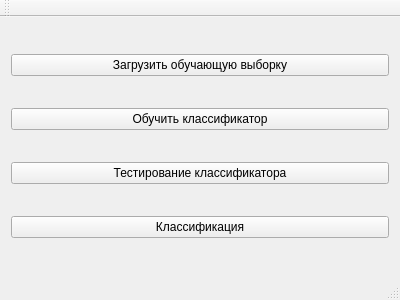
Old version of the form mainwindow.ui in the repository KoltsovAn/melanoma.
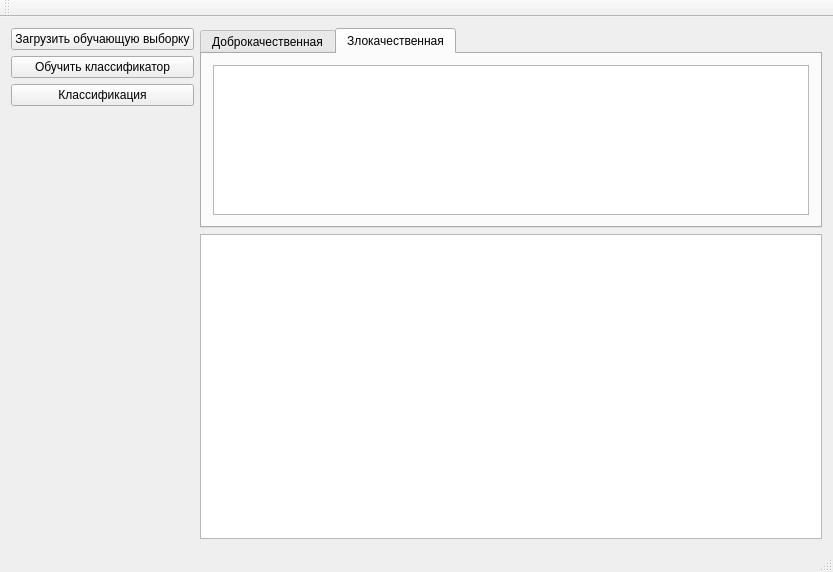
New version of the form. The open tabs and pages were chosen to show the change.

Diff of the .ui file:
```diff
--- a/mainwindow.ui
+++ b/mainwindow.ui
@@ -6,8 +6,8 @@
    <rect>
     <x>0</x>
     <y>0</y>
-    <width>400</width>
-    <height>300</height>
+    <width>833</width>
+    <height>572</height>
    </rect>
   </property>
   <property name="windowTitle">
@@ -15,33 +15,147 @@
   </property>
   <widget class="QWidget" name="centralWidget">
    <layout class="QGridLayout" name="gridLayout">
-    <item row="2" column="0">
-     <widget class="QPushButton" name="pushButton_3">
-      <property name="text">
-       <string>Тестирование классификатора</string>
+    <item row="0" column="1">
+     <widget class="QTabWidget" name="tabWidget">
+      <property name="minimumSize">
+       <size>
+        <width>0</width>
+        <height>200</height>
+       </size>
       </property>
-     </widget>
-    </item>
-    <item row="1" column="0">
-     <widget class="QPushButton" name="pushButton_2">
-      <property name="text">
-       <string>Обучить классификатор</string>
+      <property name="maximumSize">
+       <size>
+        <width>16777215</width>
+        <height>200</height>
+       </size>
       </property>
-     </widget>
-    </item>
-    <item row="0" column="0">
-     <widget class="QPushButton" name="pushButton">
-      <property name="text">
-       <string>Загрузить обучающую выборку</string>
+      <property name="currentIndex">
+       <number>0</number>
       </property>
+      <widget class="QWidget" name="tab">
+       <attribute name="title">
+        <string>Доброкачественная</string>
+       </attribute>
+       <layout class="QGridLayout" name="gridLayout_2">
+        <item row="0" column="0">
+         <widget class="QTableWidget" name="tableWidget">
+          <property name="minimumSize">
+           <size>
+            <width>0</width>
+            <height>150</height>
+           </size>
+          </property>
+          <property name="maximumSize">
+           <size>
+            <width>16777215</width>
+            <height>150</height>
+           </size>
+          </property>
+          <property name="editTriggers">
+           <set>QAbstractItemView::NoEditTriggers</set>
+          </property>
+          <attribute name="horizontalHeaderDefaultSectionSize">
+           <number>100</number>
+          </attribute>
+          <attribute name="verticalHeaderVisible">
+           <bool>false</bool>
+          </attribute>
+          <attribute name="verticalHeaderDefaultSectionSize">
+           <number>100</number>
+          </attribute>
+          <attribute name="verticalHeaderHighlightSections">
+           <bool>false</bool>
+          </attribute>
+         </widget>
+        </item>
+       </layout>
+      </widget>
+      <widget class="QWidget" name="tab_2">
+       <attribute name="title">
+        <string>Злокачественная</string>
+       </attribute>
+       <layout class="QGridLayout" name="gridLayout_3">
+        <item row="0" column="0">
+         <widget class="QTableWidget" name="tableWidget_2">
+          <property name="minimumSize">
+           <size>
+            <width>0</width>
+            <height>150</height>
+           </size>
+          </property>
+          <property name="maximumSize">
+           <size>
+            <width>16777215</width>
+            <height>150</height>
+           </size>
+          </property>
+          <property name="editTriggers">
+           <set>QAbstractItemView::NoEditTriggers</set>
+          </property>
+          <property name="tabKeyNavigation">
+           <bool>true</bool>
+          </property>
+          <attribute name="horizontalHeaderDefaultSectionSize">
+           <number>100</number>
+          </attribute>
+          <attribute name="horizontalHeaderMinimumSectionSize">
+           <number>100</number>
+          </attribute>
+          <attribute name="verticalHeaderVisible">
+           <bool>false</bool>
+          </attribute>
+          <attribute name="verticalHeaderDefaultSectionSize">
+           <number>100</number>
+          </attribute>
+          <attribute name="verticalHeaderMinimumSectionSize">
+           <number>100</number>
+          </attribute>
+         </widget>
+        </item>
+       </layout>
+      </widget>
      </widget>
     </item>
-    <item row="3" column="0">
-     <widget class="QPushButton" name="pushButton_4">
-      <property name="text">
-       <string>Классификация</string>
-      </property>
-     </widget>
+    <item row="1" column="1">
+     <widget class="QGraphicsView" name="graphicsView"/>
+    </item>
+    <item row="0" column="0" rowspan="2">
+     <layout class="QVBoxLayout" name="verticalLayout">
+      <item>
+       <widget class="QPushButton" name="pushButton">
+        <property name="text">
+         <string>Загрузить обучающую выборку</string>
+        </property>
+       </widget>
+      </item>
+      <item>
+       <widget class="QPushButton" name="pushButton_2">
+        <property name="text">
+         <string>Обучить классификатор</string>
+        </property>
+       </widget>
+      </item>
+      <item>
+       <widget class="QPushButton" name="pushButton_3">
+        <property name="text">
+         <string>Классификация</string>
+        </property>
+       </widget>
+      </item>
+      <item>
+       <spacer name="verticalSpacer">
+        <property name="orientation">
+         <enum>Qt::Vertical</enum>
+        </property>
+        <property name="sizeHint" stdset="0">
+         <size>
+          <width>20</width>
+          <height>40</height>
+         </size>
+        </property>
+       </spacer>
+      </item>
+     </layout>
     </item>
    </layout>
   </widget>
```
Left out of the diff: 4 changed lines with no effect on the pictures.
